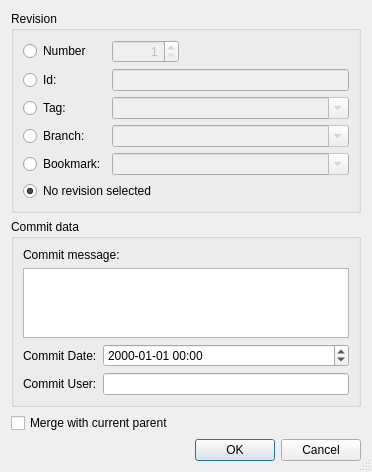
This is Plugins/VcsPlugins/vcsMercurial/HgBackoutDialog.ui in testmana2/test as Qt 5 draws it before an edit. The edited form follows.
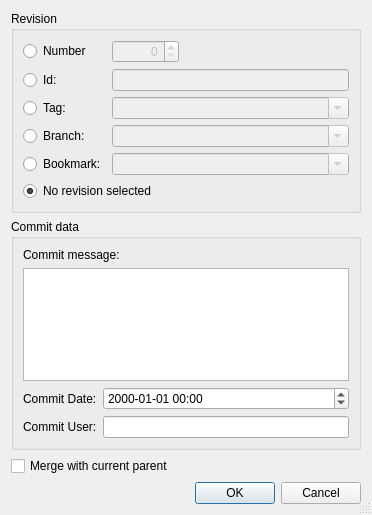
This is the edited form.

Commit message: Fixed issues in some Mercurial dialogs where the ID could not start with 0. (grafted from 388f4ff59773bf7c98d62b3af9a52ea8e033f826)

Diff of the .ui file:
```diff
--- a/Plugins/VcsPlugins/vcsMercurial/HgBackoutDialog.ui
+++ b/Plugins/VcsPlugins/vcsMercurial/HgBackoutDialog.ui
@@ -7,7 +7,7 @@
     <x>0</x>
     <y>0</y>
     <width>372</width>
-    <height>455</height>
+    <height>515</height>
    </rect>
   </property>
   <property name="windowTitle">
@@ -44,9 +44,6 @@
         <property name="alignment">
          <set>Qt::AlignRight</set>
         </property>
-        <property name="minimum">
-         <number>1</number>
-        </property>
         <property name="maximum">
          <number>999999999</number>
         </property>
```
The commit also changes 6 other files.
